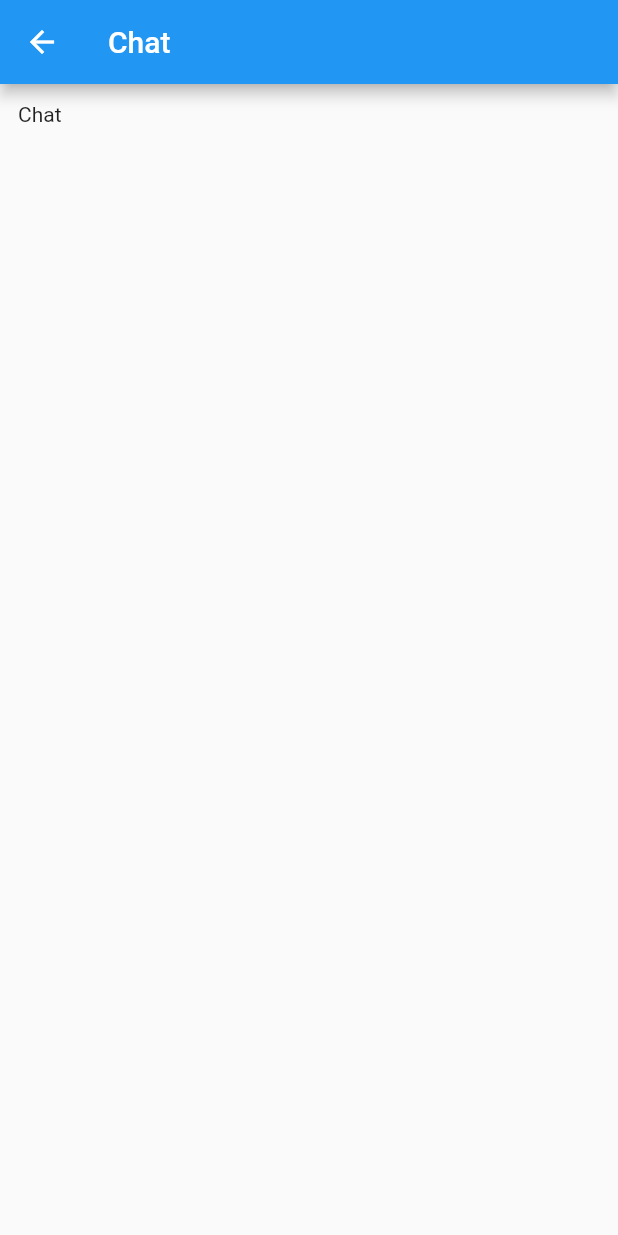
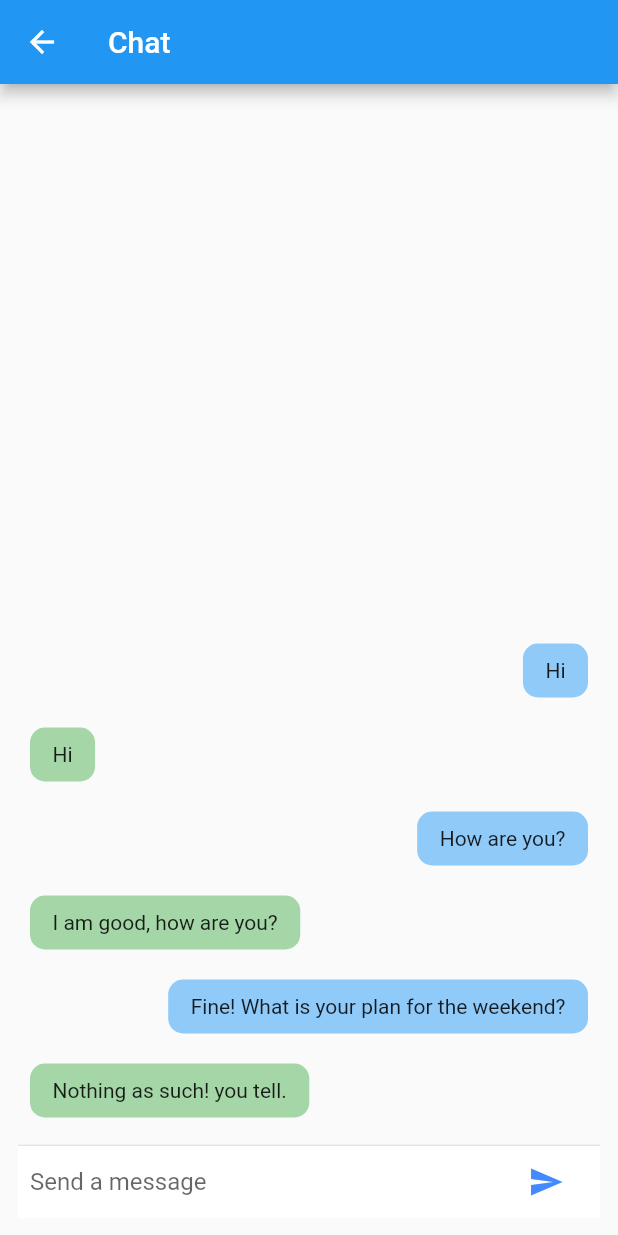
Before and after one commit to Mangesh20/ChatAppUsingBloc, a Flutter app: the ChatWindow screen opened directly, on a phone screen of 412 x 824 dp. Run offline on Flutter 3.47's test engine with Material 2 defaults, Android fonts, the phone set to English and light mode, and no system bars; our stand-ins replace bloc, equatable, flutter_bloc, formz; accounts and stored records are empty.

Commit message:
added bloc support to chat

```diff
--- a/lib/Signup/ui_layer/pages/signup_form.dart
+++ b/lib/Signup/ui_layer/pages/signup_form.dart
@@ -9,7 +9,7 @@ class SignupForm extends StatelessWidget {
 
   @override
   Widget build(BuildContext context) {
-    User? _user;
+    User? user;
 
     return BlocListener<SignupBloc, SignupState>(
       listener: (context, state) {
@@ -27,7 +27,7 @@ class SignupForm extends StatelessWidget {
               const SnackBar(content: Text('Account created successfully!')),
             );
 
-          Navigator.pop(context, _user);
+          Navigator.pop(context, user);
         }
       },
       child: Align(
--- a/lib/chat_window/buisness_layer/bloc/chat_bloc.dart
+++ b/lib/chat_window/buisness_layer/bloc/chat_bloc.dart
@@ -1,13 +1,32 @@
 import 'package:bloc/bloc.dart';
+import 'package:chat_app_demo/chat_window/data_layer/models/chat_message.dart';
+import 'package:chat_app_demo/chat_window/data_layer/repositories/chat_records_repositry.dart';
 import 'package:equatable/equatable.dart';
 
 part 'chat_event.dart';
 part 'chat_state.dart';
 
 class ChatBloc extends Bloc<ChatEvent, ChatState> {
-  ChatBloc() : super(ChatInitial()) {
-    on<ChatEvent>((event, emit) {
-      // TODO: implement event handler
-    });
+  ChatBloc({
+    required ChatRecordRepository chatRecordRepository,
+  })  : _chatRecordRepository = chatRecordRepository,
+        super(const ChatState()) {
+    on<FetchInitialMessagesEvent>(_onFetchInitialMessage);
+    on<SendChatMessageEvent>(_onSendMessage);
+  }
+
+  final ChatRecordRepository _chatRecordRepository;
+
+  void _onFetchInitialMessage(
+      FetchInitialMessagesEvent event, Emitter<ChatState> emit) async {
+    final messages = await _chatRecordRepository.getInitialMessages();
+    return  emit(state.copyWith(chatMessages: messages));
+  }
+
+  void _onSendMessage(
+      SendChatMessageEvent event, Emitter<ChatState> emit) async {
+    final messages = await _chatRecordRepository.sendMessage(
+        userName: event.userName, message: event.message);
+    return emit(state.copyWith(chatMessages: messages));
   }
 }
--- a/lib/chat_window/buisness_layer/bloc/chat_event.dart
+++ b/lib/chat_window/buisness_layer/bloc/chat_event.dart
@@ -6,3 +6,11 @@ abstract class ChatEvent extends Equatable {
   @override
   List<Object> get props => [];
 }
+
+class FetchInitialMessagesEvent extends ChatEvent{}
+
+class SendChatMessageEvent extends ChatEvent {
+  const SendChatMessageEvent({required this.message,required this.userName});
+  final String message;
+  final String userName;
+}
--- a/lib/chat_window/buisness_layer/bloc/chat_state.dart
+++ b/lib/chat_window/buisness_layer/bloc/chat_state.dart
@@ -1,10 +1,27 @@
 part of 'chat_bloc.dart';
 
-abstract class ChatState extends Equatable {
-  const ChatState();
+class ChatState extends Equatable {
+  const ChatState(
+      {this.chatMessage = '',
+      this.userName = '',
+      this.chatMessages = const []});
 
-  @override
-  List<Object> get props => [];
+  final String chatMessage;
+  final String userName;
+  final List<ChatMessage> chatMessages;
+
+  ChatState copyWith({
+    String? chatMessage,
+    String? userName,
+    List<ChatMessage>? chatMessages,
+  }) {
+    return ChatState(
+        chatMessage: chatMessage ?? this.chatMessage,
+        userName: userName ?? this.userName,
+        chatMessages: chatMessages ?? this.chatMessages);
+  }
+
+    @override
+  List<Object> get props => [chatMessage, userName, chatMessages];
+
 }
-
-class ChatInitial extends ChatState {}
--- /dev/null
+++ b/lib/chat_window/data_layer/models/chat_message.dart
@@ -0,0 +1,13 @@
+import 'package:equatable/equatable.dart';
+
+class ChatMessage extends Equatable {
+  const ChatMessage({required this.userName, required this.message, required this.dateTime });
+
+  final String userName;
+  final String message;
+  final DateTime dateTime;
+
+
+  @override
+  List<Object> get props => [ userName, message, dateTime];
+}
--- /dev/null
+++ b/lib/chat_window/data_layer/repositories/chat_records_repositry.dart
@@ -0,0 +1,34 @@
+import 'dart:async';
+
+import 'package:chat_app_demo/chat_window/data_layer/models/chat_message.dart';
+import 'package:equatable/equatable.dart';
+
+class ChatRecordRepository extends Equatable{
+  List<ChatMessage>? _chatMessages;
+
+  Future<List<ChatMessage>?> getInitialMessages() async {
+    await Future.delayed(const Duration(milliseconds: 300));
+
+    if (_chatMessages != null) return _chatMessages;
+    _chatMessages =  [
+        ChatMessage( userName: 'Progyny1', message: 'Hi', dateTime: DateTime.now()),
+        ChatMessage( userName: 'Progyny2', message: 'Hi', dateTime: DateTime.now()),
+        ChatMessage( userName: 'Progyny1', message: 'How are you?', dateTime: DateTime.now()),
+        ChatMessage( userName: 'Progyny2', message: 'I am good, how are you?', dateTime: DateTime.now()),
+        ChatMessage( userName: 'Progyny1', message: 'Fine! What is your plan for the weekend?', dateTime: DateTime.now()),
+        ChatMessage( userName: 'Progyny2', message: 'Nothing as such! you tell.', dateTime: DateTime.now()),
+        ];
+        return _chatMessages;
+  }
+
+    Future<List<ChatMessage>?>  sendMessage({required String userName, required String message }) async {
+      _chatMessages ??= [];
+      final chatMessage =  ChatMessage(userName: userName, message: message, dateTime: DateTime.now());
+      _chatMessages?.add(chatMessage);
+      return _chatMessages;
+    }
+
+    @override
+    List<Object?> get props => [_chatMessages];
+
+}
--- /dev/null
+++ b/lib/chat_window/ui_layer/pages/chat_page.dart
@@ -0,0 +1,94 @@
+import 'package:chat_app_demo/chat_window/buisness_layer/bloc/chat_bloc.dart';
+import 'package:chat_app_demo/chat_window/data_layer/models/chat_message.dart';
+import 'package:flutter/material.dart';
+import 'package:flutter_bloc/flutter_bloc.dart';
+
+class ChatPage extends StatelessWidget {
+  ChatPage({Key? key}) : super(key: key);
+
+  final TextEditingController _textController = TextEditingController();
+
+  @override
+  Widget build(BuildContext context) {
+        return Column(
+          children: <Widget>[
+            Flexible(
+              child: BlocBuilder<ChatBloc, ChatState>(
+                builder: (context, state) {
+                  return ListView.builder(
+                    padding: const EdgeInsets.all(8.0),
+                    reverse: true,
+                    itemCount: state.chatMessages.length,
+                    itemBuilder: (_, int index) => _buildMessageItem(
+                        state.chatMessages.reversed.toList()[index]),
+                  );
+                },
+              ),
+            ),
+            const Divider(height: 1.0),
+            Container(
+              decoration: BoxDecoration(color: Theme.of(context).cardColor),
+              child: _buildTextComposer(context),
+            ),
+          ],
+        );
+  }
+
+  Widget _buildMessageItem(ChatMessage message) {
+    return Container(
+      margin: const EdgeInsets.symmetric(vertical: 10.0),
+      child: Row(
+        mainAxisAlignment: message.userName == 'Progyny2'
+            ? MainAxisAlignment.start
+            : MainAxisAlignment.end,
+        children: [
+          Material(
+            borderRadius: BorderRadius.circular(10.0),
+            color: message.userName == 'Progyny2'
+                ? Colors.green[200]
+                : Colors.blue[200],
+            child: Container(
+              padding:
+                  const EdgeInsets.symmetric(vertical: 10.0, horizontal: 15.0),
+              child: Text(message.message),
+            ),
+          ),
+        ],
+      ),
+    );
+  }
+
+  Widget _buildTextComposer(BuildContext context) {
+    return IconTheme(
+      data: const IconThemeData(color: Colors.blueAccent),
+      child: Container(
+        margin: const EdgeInsets.symmetric(horizontal: 8.0),
+        child: Row(
+          children: <Widget>[
+            Flexible(
+              child: TextField(
+                controller: _textController,
+                onSubmitted: (value) {
+                  context.read<ChatBloc>().add(SendChatMessageEvent(
+                      message: value, userName: 'Progyny1'));
+                },
+                decoration:
+                    const InputDecoration.collapsed(hintText: "Send a message"),
+              ),
+            ),
+            Container(
+              margin: const EdgeInsets.symmetric(horizontal: 4.0),
+              child: IconButton(
+                icon: const Icon(Icons.send),
+                onPressed: () {
+                  context.read<ChatBloc>().add(SendChatMessageEvent(
+                      message: _textController.text, userName: 'progyny1'));
+                },
+              ),
+            ),
+          ],
+        ),
+      ),
+    );
+  }
+}
--- a/lib/chat_window/ui_layer/pages/chat_window.dart
+++ b/lib/chat_window/ui_layer/pages/chat_window.dart
@@ -1,25 +1,32 @@
 import 'package:chat_app_demo/chat_window/buisness_layer/bloc/chat_bloc.dart';
+import 'package:chat_app_demo/chat_window/data_layer/repositories/chat_records_repositry.dart';
+import 'package:chat_app_demo/chat_window/ui_layer/pages/chat_page.dart';
 import 'package:flutter/material.dart';
 import 'package:flutter_bloc/flutter_bloc.dart';
 
 class ChatWindow extends StatelessWidget {
-  const ChatWindow({super.key});
+ ChatWindow({super.key});
+  final ChatRecordRepository _chatRecordRepository = ChatRecordRepository();
 
   static Route<void> route() {
-    return MaterialPageRoute<void>(builder: (_) => const ChatWindow());
+    return MaterialPageRoute<void>(builder: (_) =>  ChatWindow());
   }
+
 
   @override
   Widget build(BuildContext context) {
+
     return Scaffold(
       appBar: AppBar(title: const Text('Chat')),
       body: Padding(
         padding: const EdgeInsets.all(12),
         child: BlocProvider<ChatBloc>(
           create: (_) {
-            return ChatBloc();
+            final chatBloc =  ChatBloc(chatRecordRepository: _chatRecordRepository);
+            chatBloc.add(FetchInitialMessagesEvent());
+            return chatBloc;
           },
-          child: const Text("Chat"),
+          child:  ChatPage(),
         ),
       ),
     );
--- a/lib/login/buisness_layer/login_bloc/login_bloc.dart
+++ b/lib/login/buisness_layer/login_bloc/login_bloc.dart
@@ -3,6 +3,7 @@ import 'package:bloc/bloc.dart';
 import 'package:equatable/equatable.dart';
 import 'package:formz/formz.dart';
 import 'package:chat_app_demo/login/data_layer/models/models.dart';
+
 part 'login_event.dart';
 part 'login_state.dart';
 
```
